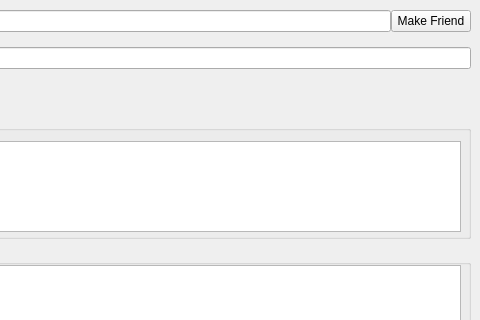
Qt form qt/messagedialog.ui (bitbaba/bitmail) before a commit; both pictures show x 120 to 600 and y 0 to 320 of the 600 by 440 pixel window.
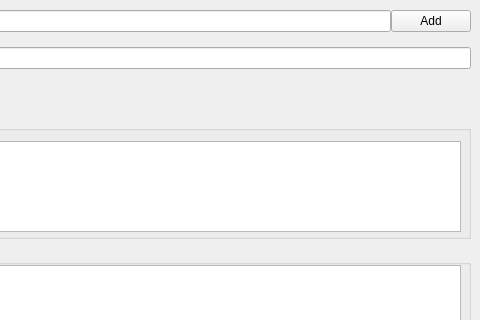
The same form after that commit.

Commit message: qt: improve feature of adding friend

```diff
--- a/qt/messagedialog.ui
+++ b/qt/messagedialog.ui
@@ -101,7 +101,7 @@
         <item>
          <widget class="QPushButton" name="btnMakeFriend">
           <property name="text">
-           <string>Make Friend</string>
+           <string>Add</string>
           </property>
          </widget>
         </item>
```
The commit also changes 7 other files.
